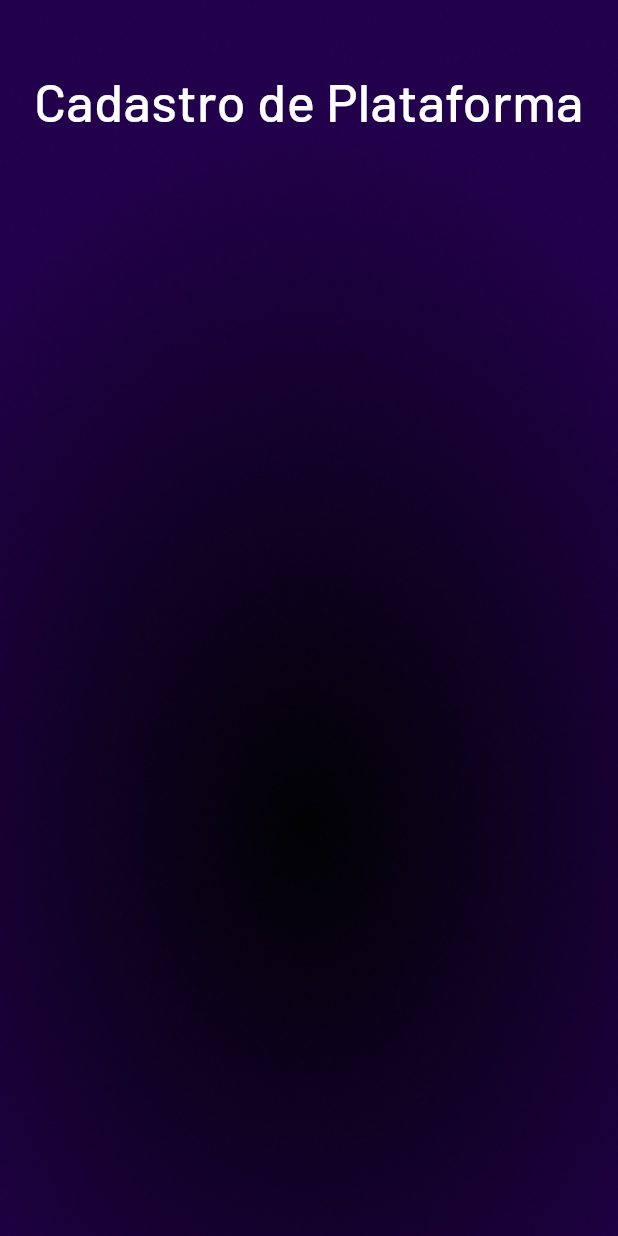
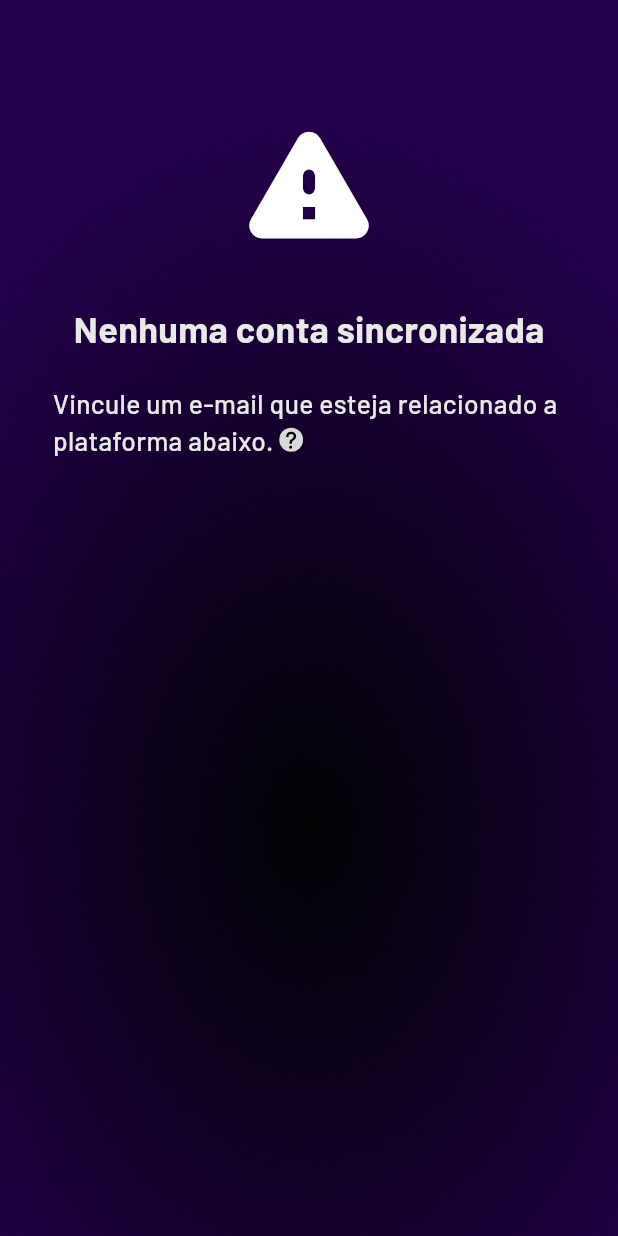
Before and after one commit to lucasclaros/mepaga_ai, a Flutter app: the PlatformRegistrationView screen opened directly, on a phone screen of 412 x 824 dp. Run offline on Flutter 3.47's test engine with Material 3 defaults, Android fonts, the phone set to English and light mode, and no system bars; drawn by our look-alikes of auto_size_text, styled_text; our stand-ins replace another_flushbar, bloc, dio, email_validator, flutter_bloc, flutter_screenutil and 11 more; accounts and stored records are empty.

Commit message:
é isso ai

```diff
--- a/lib/presentation/registration/platform/platform_registration_view.dart
+++ b/lib/presentation/registration/platform/platform_registration_view.dart
@@ -1,6 +1,15 @@
+// ignore_for_file: lines_longer_than_80_chars
+
+import 'dart:math';
+
 import 'package:flutter/material.dart';
-import 'package:mepaga_ai/presentation/common/mpg_header.dart';
+import 'package:flutter_screenutil/flutter_screenutil.dart';
+import 'package:flutter_svg/flutter_svg.dart';
+import 'package:google_fonts/google_fonts.dart';
 import 'package:mepaga_ai/presentation/common/mpg_scaffold.dart';
+import 'package:mepaga_ai/presentation/common/themes/assets/mpg_assets_paths.dart';
+import 'package:mepaga_ai/presentation/common/utils.dart';
+import 'package:styled_text/styled_text.dart';
 
 class PlatformRegistrationView extends StatefulWidget {
   const PlatformRegistrationView({super.key});
@@ -17,15 +26,65 @@ class _PlatformRegistrationViewState extends State<PlatformRegistrationView>
   @override
   Widget build(BuildContext context) {
     super.build(context);
-    return const MPGScaffold(
-      child: SingleChildScrollView(
-        child: Column(
-          children: [
-            MPGHeader(
-              title: 'Cadastro de Plataforma',
-              isBackButtonVisible: false,
+    return MPGScaffold(
+      child: Padding(
+        padding: EdgeInsets.symmetric(horizontal: 32.w),
+        child: SingleChildScrollView(
+          child: Center(
+            child: Column(
+              children: [
+                SizedBox(height: 70.h),
+                const Icon(
+                  Icons.warning_rounded,
+                  color: Colors.white,
+                  size: 100,
+                ),
+                SizedBox(height: 30.h),
+                Text(
+                  'Nenhuma conta sincronizada',
+                  style: GoogleFonts.barlow(
+                    fontSize: 24,
+                    fontWeight: FontWeight.bold,
+                    color: const Color(0xFFE9E9E9),
+                  ),
+                ),
+                SizedBox(height: 20.h),
+                StyledText(
+                  text:
+                      'Vincule um e-mail que esteja relacionado a plataforma abaixo. <doubt/>',
+                  tags: {
+                    'doubt': StyledTextWidgetTag(
+                      GestureDetector(
+                        onTap: () {
+                          showMPGBottomSheet(
+                            context: context,
+                            title: 'Acho que posso te ajudar aqu',
+                            description:
+                                'Identificamos que o e-mail que você usou no cadastro está associado a uma conta na plataforma BYMA.\n'
+                                'Para transferir ingressos da sua conta BYMA para a sua conta Me Paga Aí, clique em:\n'
+                                'Associar e-mail de cadastro.\n\n'
+                                'Se preferir usar outro e-mail, escolha:\n'
+                                '<strong>Associar outro e-mail.</strong>\n\n'
+                                'e siga as instruções de validação por código.',
+                            buttonText: 'Associar e-mail de cadastro',
+                          );
+                        },
+                        child: SvgPicture.asset(
+                          MPGAssetsPaths.of(context).doubtButton,
+                        ),
+                      ),
+                      size: Size.square(min(25.w, 25)),
+                    ),
+                  },
+                  style: GoogleFonts.barlow(
+                    fontSize: 16.sp,
+                    fontWeight: FontWeight.w500,
+                    color: const Color(0xFFE9E9E9),
+                  ),
+                ),
+              ],
             ),
-          ],
+          ),
         ),
       ),
     );
```
Also changed, not shown: lib/presentation/common/drop_shadow.dart (deleted, +0 -108 lines).
